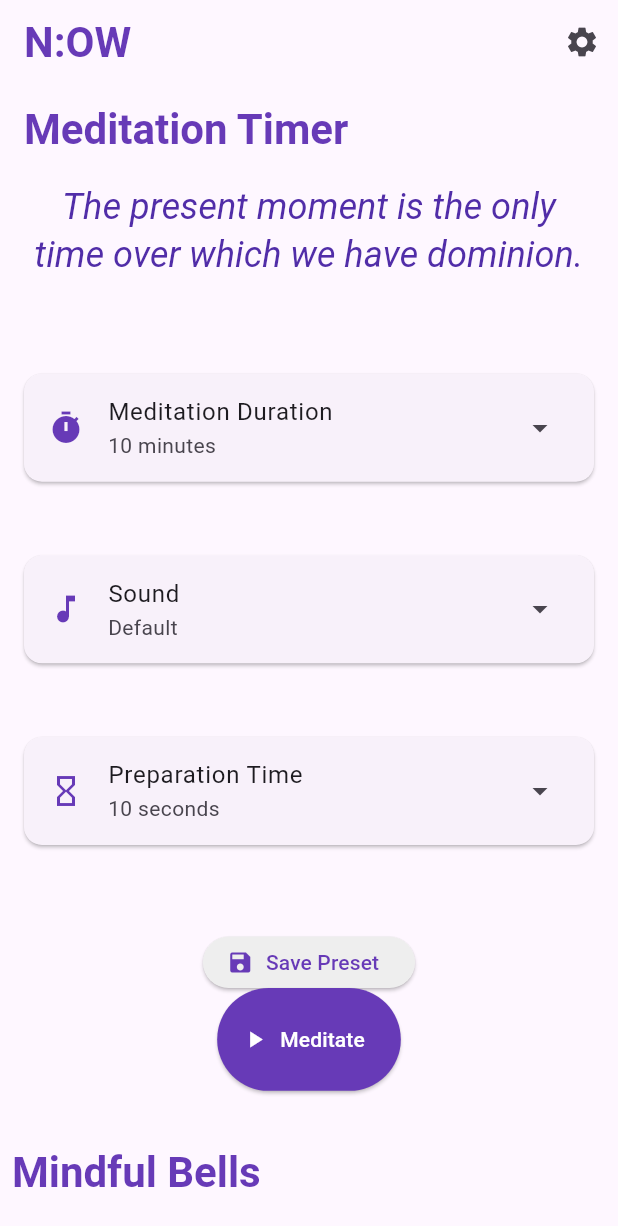
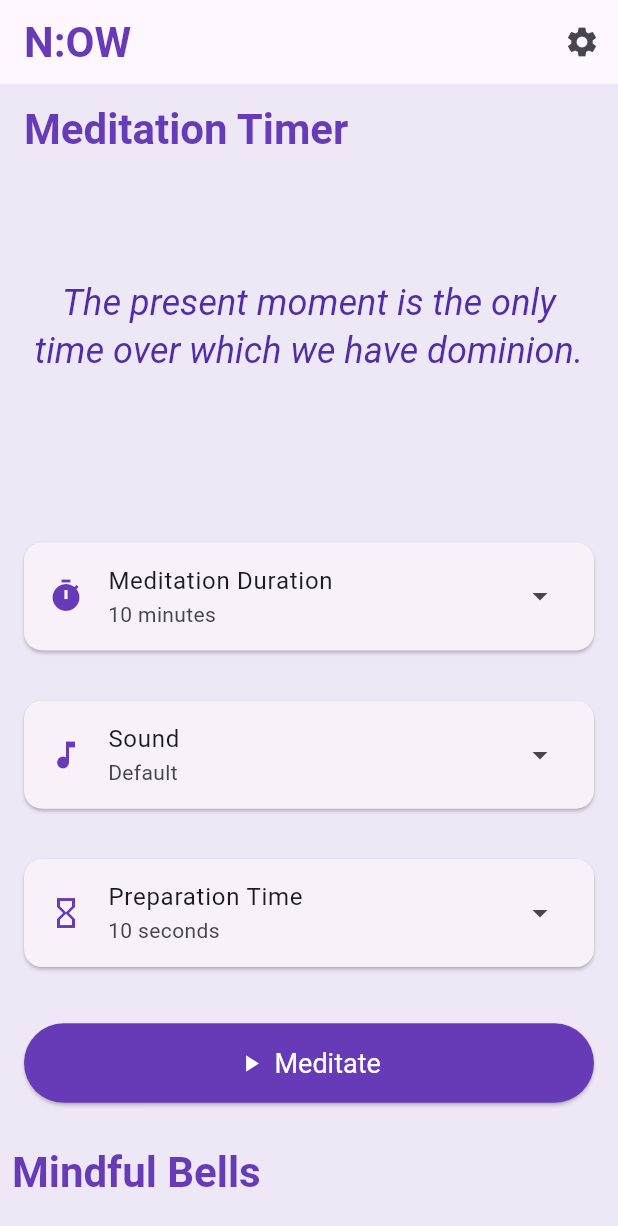
Before and after one commit to aycarl/NOW, a Flutter app: the screen it shows after launch, on a phone screen of 412 x 824 dp. Shown: the top 1226 px of the screen. Run offline on Flutter 3.47's test engine with Material 3 defaults, Android fonts, the phone set to English and light mode, and no system bars; our stand-ins replace shared_preferences.

Commit message:
Refactor MeditationTimerPage layout for improved spacing and remove unused preset saving functionality; adjust CarouselHomePage background color

```diff
--- a/lib/carousel_home_page.dart
+++ b/lib/carousel_home_page.dart
@@ -26,6 +26,7 @@ class _CarouselHomePageState extends State<CarouselHomePage> {
   @override
   Widget build(BuildContext context) {
     return Scaffold(
+      backgroundColor: Colors.deepPurple.shade50,
       appBar: AppBar(
         centerTitle: false,
         title: Text(
--- a/lib/meditation_timer_page.dart
+++ b/lib/meditation_timer_page.dart
@@ -81,13 +81,6 @@ class _MeditationTimerPageState extends State<MeditationTimerPage> {
     }
   }
 
-  void _savePreset() {
-    // TODO: Implement preset saving functionality
-    ScaffoldMessenger.of(
-      context,
-    ).showSnackBar(const SnackBar(content: Text('Preset saved successfully!')));
-  }
-
   void _startMeditation() {
     // TODO: Implement meditation timer functionality
     ScaffoldMessenger.of(context).showSnackBar(
@@ -139,13 +132,17 @@ class _MeditationTimerPageState extends State<MeditationTimerPage> {
               ),
             ),
           ),
-          // Random inspirational quote - reduced space
-          SizedBox(
-            height: 100,
+          Expanded(
+            child: Column(
+              children: [
+                // Random inspirational quote
+                Expanded(
+                  flex: 2, // 40%
                   child: Center(
                     child: Text(
                       _randomQuote,
-                style: Theme.of(context).textTheme.headlineSmall?.copyWith(
+                      style: Theme.of(context).textTheme.headlineSmall
+                          ?.copyWith(
                             fontStyle: FontStyle.italic,
                             color: Colors.deepPurple[700],
                           ),
@@ -154,9 +151,9 @@ class _MeditationTimerPageState extends State<MeditationTimerPage> {
                   ),
                 ),
 
-          // Timer, Sound, and Preparation Controls - more space
-          Flexible(
-            flex: 6,
+                // Timer, Sound, and Preparation Controls
+                Expanded(
+                  flex: 3, // 60%
                   child: Column(
                     mainAxisAlignment: MainAxisAlignment.spaceEvenly,
                     children: [
@@ -164,7 +161,10 @@ class _MeditationTimerPageState extends State<MeditationTimerPage> {
                       Card(
                         margin: const EdgeInsets.symmetric(vertical: 4.0),
                         child: ListTile(
-                    leading: const Icon(Icons.timer, color: Colors.deepPurple),
+                          leading: const Icon(
+                            Icons.timer,
+                            color: Colors.deepPurple,
+                          ),
                           title: const Text('Meditation Duration'),
                           subtitle: Text('$_selectedMinutes minutes'),
                           trailing: const Icon(Icons.arrow_drop_down),
@@ -208,30 +208,15 @@ class _MeditationTimerPageState extends State<MeditationTimerPage> {
                     ],
                   ),
                 ),
-
-          // Action Buttons - optimized size
-          Flexible(
-            flex: 2,
-            child: Container(
-              width: double.infinity,
-              padding: const EdgeInsets.symmetric(vertical: 16.0),
-              child: Column(
-                children: [
-                  Expanded(
-                    child: ElevatedButton.icon(
-                      onPressed: _savePreset,
-                      icon: const Icon(Icons.save),
-                      label: const Text('Save Preset'),
-                      style: ElevatedButton.styleFrom(
-                        backgroundColor: Colors.grey[200],
-                        foregroundColor: Colors.deepPurple,
-                        minimumSize: const Size(0, 48),
+              ],
             ),
           ),
-                  ),
-                  const SizedBox(width: 16),
-                  Expanded(
-                    flex: 2,
+
+          // Action Button
+          Padding(
+            padding: const EdgeInsets.symmetric(vertical: 8.0),
+            child: SizedBox(
+              width: double.infinity,
               child: ElevatedButton.icon(
                 onPressed: _startMeditation,
                 icon: const Icon(Icons.play_arrow),
@@ -239,18 +224,16 @@ class _MeditationTimerPageState extends State<MeditationTimerPage> {
                 style: ElevatedButton.styleFrom(
                   backgroundColor: Colors.deepPurple,
                   foregroundColor: Colors.white,
-                        minimumSize: const Size(0, 48),
+                  padding: const EdgeInsets.symmetric(vertical: 16),
+                  textStyle: const TextStyle(fontSize: 18),
+                ),
               ),
             ),
           ),
         ],
       ),
-            ),
-          ),
-        ],
-      ), // Column
     );
-  } // build method
+  }
 }
 
 // Time Picker Dialog
```
Lines whose indentation alone changed are shown as unchanged.
